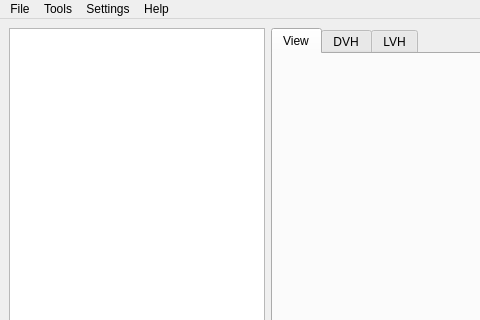
Old version of the form pytripgui/view/main_window.ui in the repository pytrip/pytripgui; both pictures show x 0 to 480 and y 0 to 320 of the 942 by 585 pixel window.
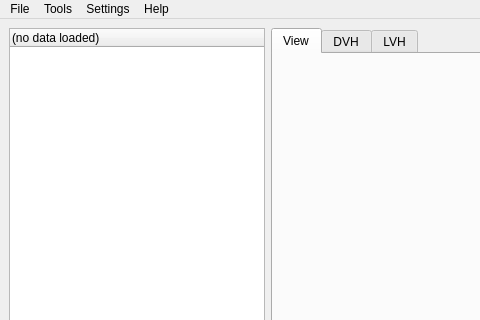
New version of the form.

Commit message: Begin attempt for simplfied treeWidget based model.

Diff of the .ui file:
```diff
--- a/pytripgui/view/main_window.ui
+++ b/pytripgui/view/main_window.ui
@@ -16,7 +16,13 @@
   <widget class="QWidget" name="centralwidget">
    <layout class="QHBoxLayout" name="horizontalLayout_2">
     <item alignment="Qt::AlignLeft">
-     <widget class="QTreeView" name="treeView"/>
+     <widget class="QTreeWidget" name="treeWidget">
+      <column>
+       <property name="text">
+        <string>(no data loaded)</string>
+       </property>
+      </column>
+     </widget>
     </item>
     <item>
      <widget class="QTabWidget" name="tabWidget">
```
Left out of the diff: 2 changed lines with no effect on the pictures. The commit also changes 4 other files.
